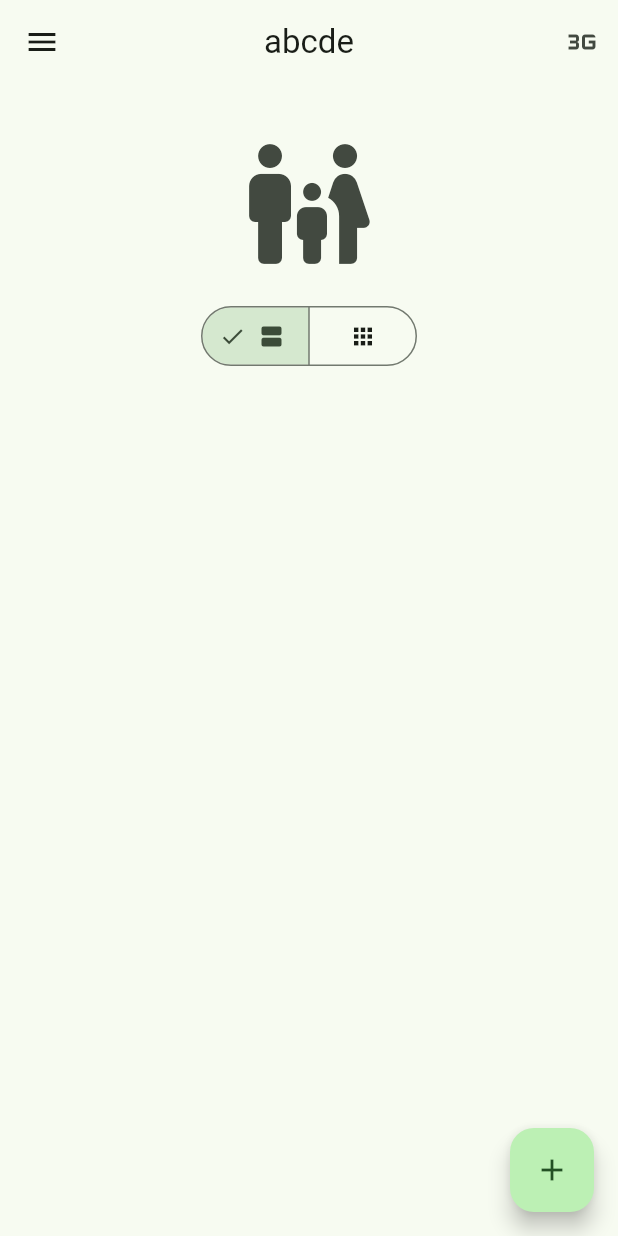
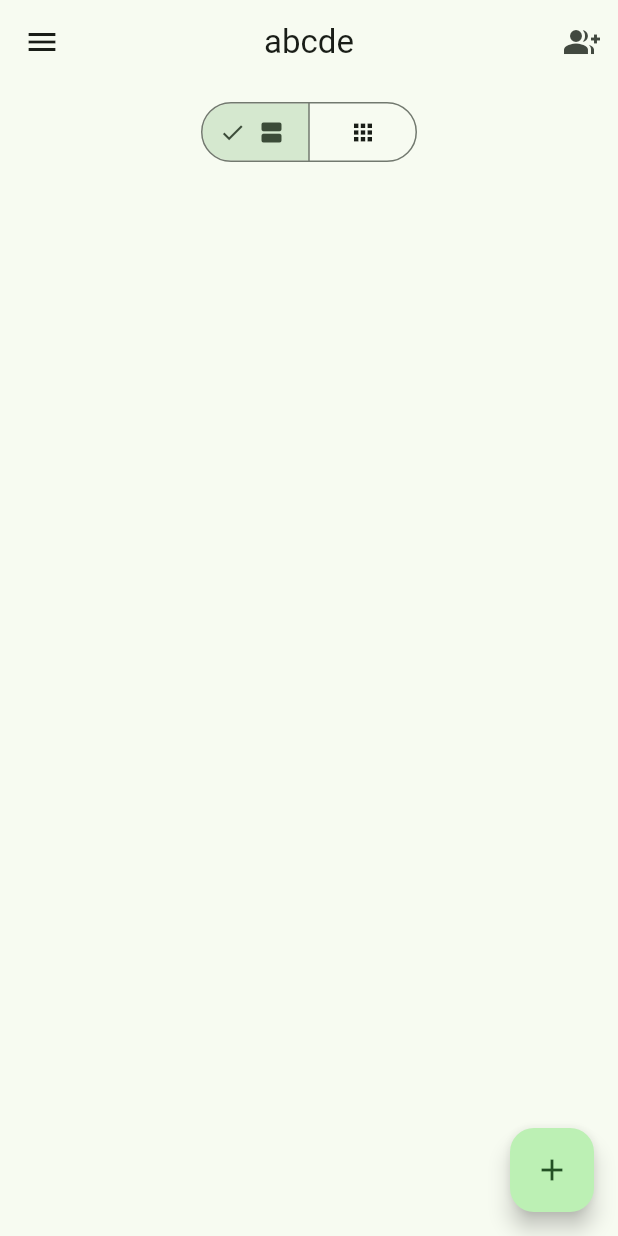
Before and after one commit to R0KK1T/CoDoC, a Flutter app: the MyHomePage screen opened directly, on a phone screen of 412 x 824 dp. Run offline on Flutter 3.47's test engine with Material 2 defaults, Android fonts, the phone set to English and light mode, and no system bars; our stand-ins replace cloud_firestore, firebase_auth, firebase_core, firebase_storage, image_picker; accounts and stored records are empty.

Commit message:
Refactor feedscreen

```diff
--- a/lib/screens/feed_screen.dart
+++ b/lib/screens/feed_screen.dart
@@ -135,7 +135,7 @@ class _MyHomePageState extends State<MyHomePage> {
             ListTile(
               title: const Text(
                 'Create group',
-                style: TextStyle(fontSize: 12),
+                style: TextStyle(fontSize: 14),
               ),
               leading: Icon(
                 Icons.add,
@@ -148,8 +148,8 @@ class _MyHomePageState extends State<MyHomePage> {
             ),
             ListTile(
               title: const Text(
-                'Profile settings',
-                style: TextStyle(fontSize: 12),
+                'Settings',
+                style: TextStyle(fontSize: 14),
               ),
               leading: Icon(
                 Icons.settings,
@@ -167,7 +167,7 @@ class _MyHomePageState extends State<MyHomePage> {
             ListTile(
               title: const Text(
                 'Sign out',
-                style: TextStyle(fontSize: 12),
+                style: TextStyle(fontSize: 14),
               ),
               leading: Icon(
                 Icons.logout,
@@ -198,9 +198,15 @@ class _MyHomePageState extends State<MyHomePage> {
                       pinned: true,
                       actions: <Widget>[
                         IconButton(
-                          icon: Icon(Icons.three_g_mobiledata),
+                          icon: Icon(Icons.group_add),
                           onPressed: () {
-                            //_showAddDialog(context);
+                            Navigator.push(
+                                context,
+                                MaterialPageRoute(
+                                    builder: (context) => AddMembersPage(
+                                          groupId: widget.groupId,
+                                          groupName: widget.groupName,
+                                        )));
                           },
                         ),
                       ],
@@ -208,22 +214,6 @@ class _MyHomePageState extends State<MyHomePage> {
                     SliverToBoxAdapter(
                       child: Column(
                         children: <Widget>[
-                          Padding(
-                            padding: const EdgeInsets.only(top: 24.0),
-                            child: IconButton(
-                              icon:
-                                  Icon(Icons.family_restroom_rounded, size: 96),
-                              onPressed: () {
-                                Navigator.push(
-                                    context,
-                                    MaterialPageRoute(
-                                        builder: (context) => AddMembersPage(
-                                              groupId: widget.groupId,
-                                              groupName: widget.groupName,
-                                            )));
-                              },
-                            ),
-                          ),
                           Padding(
                             padding: const EdgeInsets.all(8.0),
                             child: SegmentedButton(
@@ -347,11 +337,14 @@ class _MyHomePageState extends State<MyHomePage> {
                             _isLoading = true;
                           },
                         );
-                        String? userName = await StorageMethods().getUserNameById(FirebaseAuth.instance.currentUser!.uid);
+                        String? userName = await StorageMethods()
+                            .getUserNameById(
+                                FirebaseAuth.instance.currentUser!.uid);
                         StorageMethods(
                                 uid: FirebaseAuth.instance.currentUser!.uid)
                             .storageCreateGroup(
-                                FirebaseAuth.instance.currentUser!.uid, userName!,
+                                FirebaseAuth.instance.currentUser!.uid,
+                                userName!,
                                 createNewGroupName)
                             .whenComplete(
                           () {
```
